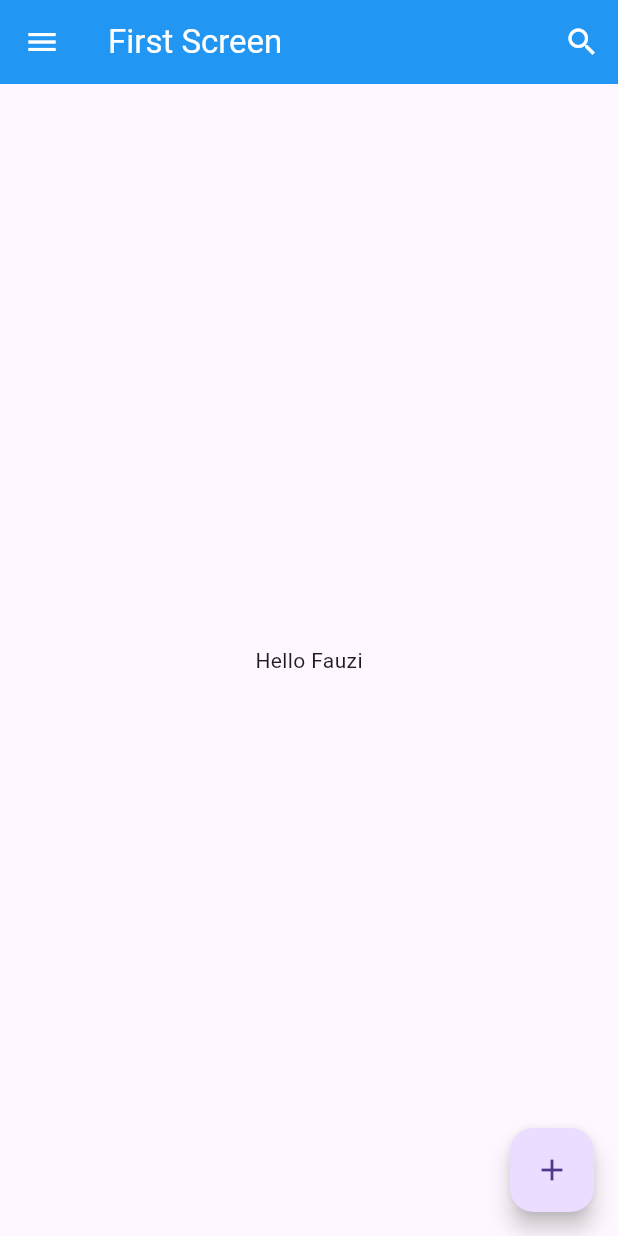
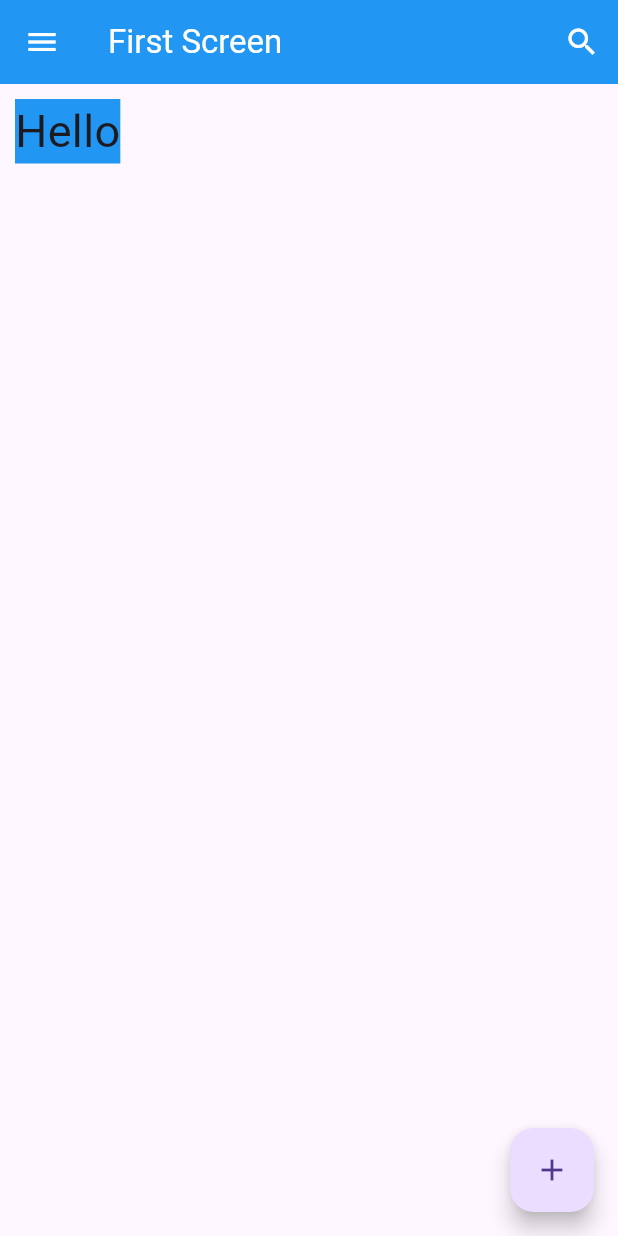
Before and after one commit to fauzihub13/learn-flutter, a Flutter app: the screen it shows after launch, on a phone screen of 412 x 824 dp. Run offline on Flutter 3.47's test engine with Material 3 defaults, Android fonts, the phone set to English and light mode, and no system bars.

Commit message:
feat: learn basic container

```diff
--- a/lib/scaffold.dart
+++ b/lib/scaffold.dart
@@ -32,9 +32,13 @@ class FirstScreen extends StatelessWidget {
           onPressed: () {},
         ),
       ),
-      body: const Center(
-        child: Text('Hello Fauzi'),
-      ),
+      body: Container(
+          color: Colors.blue,
+          margin: const EdgeInsets.all(10),
+          child: const Text(
+            "Hello",
+            style: TextStyle(fontSize: 30.0),
+          )),
       floatingActionButton: FloatingActionButton(
         child: const Icon(Icons.add),
         onPressed: () {},
```
